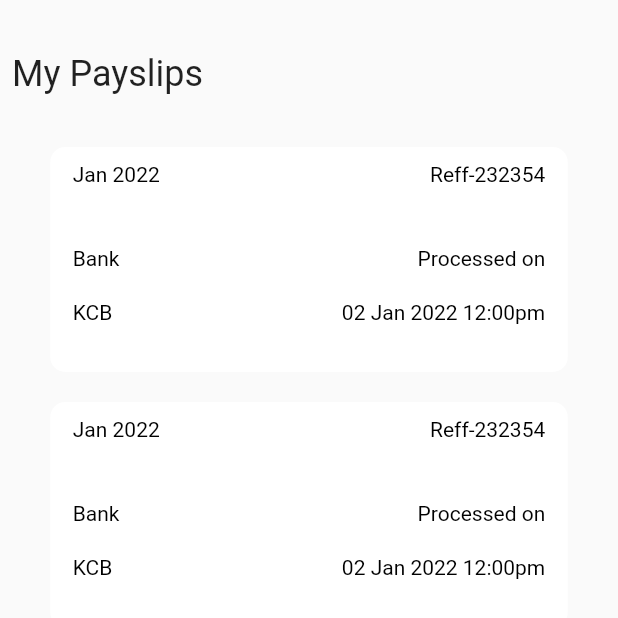
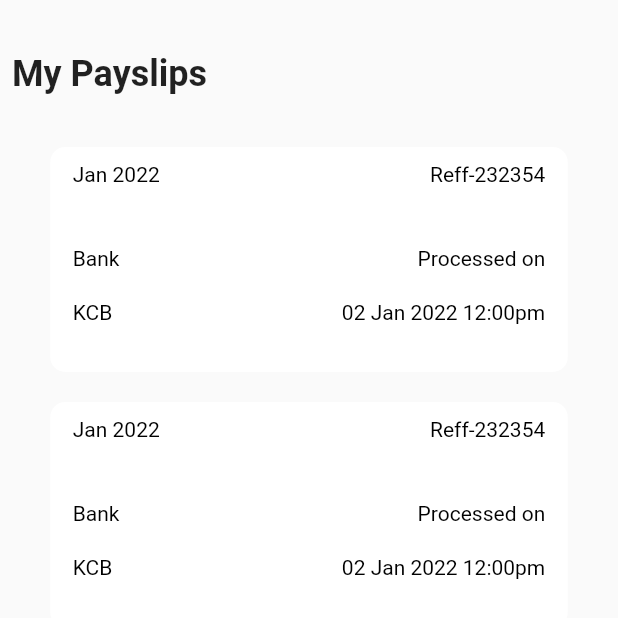
Before and after one commit to Byron94odhiambo/cloudwage, a Flutter app: the HomePage screen opened directly, item 2 of the bottom bar chosen, on a phone screen of 412 x 824 dp, the top half of it. Run offline on Flutter 3.47's test engine with Material 2 defaults, Android fonts, the phone set to English and light mode, and no system bars; missing offline and left inert: dart:ffi.

Commit message:
added title to bold

```diff
--- a/lib/screens/advances.dart
+++ b/lib/screens/advances.dart
@@ -20,7 +20,8 @@ class MyAdvances extends StatelessWidget {
                     padding: EdgeInsets.symmetric(horizontal: 15, vertical: 35),
                     child: Text(
                       'My Advances',
-                      style: TextStyle(fontSize: 24),
+                      style:
+                          TextStyle(fontSize: 24, fontWeight: FontWeight.bold),
                     )),
               ],
             ),
--- a/lib/screens/getadvance.dart
+++ b/lib/screens/getadvance.dart
@@ -20,7 +20,8 @@ class GetAdvance extends StatelessWidget {
                     padding: EdgeInsets.symmetric(horizontal: 25, vertical: 35),
                     child: Text(
                       'Get Advance',
-                      style: TextStyle(fontSize: 24),
+                      style:
+                          TextStyle(fontSize: 24, fontWeight: FontWeight.bold),
                     )),
               ],
             ),
--- a/lib/screens/myloans.dart
+++ b/lib/screens/myloans.dart
@@ -20,7 +20,8 @@ class MyLoans extends StatelessWidget {
                     padding: EdgeInsets.symmetric(horizontal: 8, vertical: 35),
                     child: Text(
                       'My Loans',
-                      style: TextStyle(fontSize: 24),
+                      style:
+                          TextStyle(fontSize: 24, fontWeight: FontWeight.bold),
                     )),
               ],
             ),
--- a/lib/screens/payslip.dart
+++ b/lib/screens/payslip.dart
@@ -22,7 +22,8 @@ class Payslip extends StatelessWidget {
                           EdgeInsets.symmetric(horizontal: 8, vertical: 35),
                       child: Text(
                         'My Payslips',
-                        style: TextStyle(fontSize: 24),
+                        style: TextStyle(
+                            fontSize: 24, fontWeight: FontWeight.bold),
                       )),
                 ],
               ),
```
